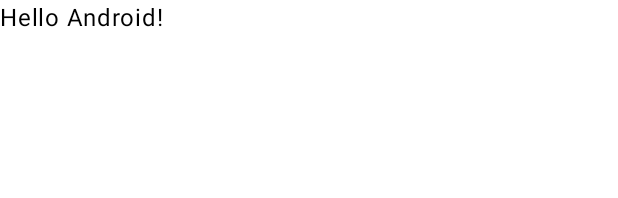
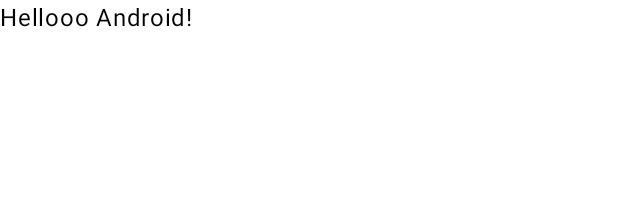
Before and after one commit to kolia202/Programmazione-Mobile, an Android app built with Jetpack Compose: the @Preview function GreetingPreview, on a phone screen of 412 x 824 dp. Shown: the top 198 px of the screen. Run offline under Robolectric (Android 15) with nearby library versions, the phone set to English and light mode, and no system bars.

Commit message:
Prova di commit

```diff
--- a/app/src/main/java/com/example/byteme/MainActivity.kt
+++ b/app/src/main/java/com/example/byteme/MainActivity.kt
@@ -33,7 +33,7 @@
 @Composable
 fun Greeting(name: String, modifier: Modifier = Modifier) {
     Text(
-        text = "Hello $name!",
+        text = "Hellooo $name!",
         modifier = modifier
     )
 }
```
